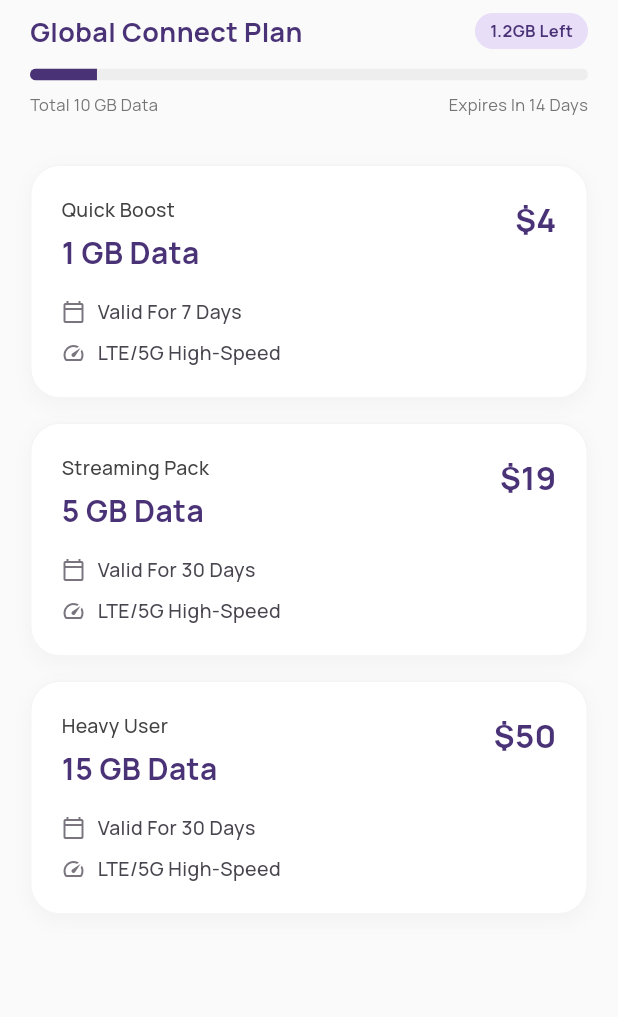
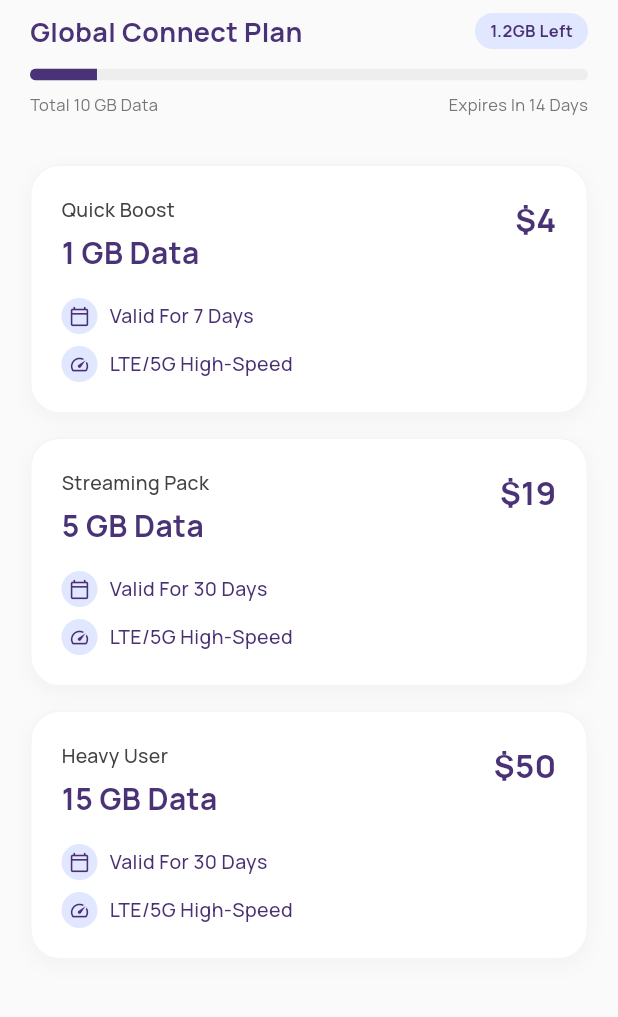
Before and after one commit to adkdeve/esim, a Flutter app: the TopUpView screen opened by its route, on a phone screen of 412 x 824 dp, the part 140-1157 px from its top. Run offline on Flutter 3.47's test engine with Material 3 defaults, Android fonts, the phone set to English and light mode, and no system bars; our stand-ins replace cached_network_image, connectivity_plus, firebase_auth, flutter_easyloading, flutter_screenutil, flutter_secure_storage and 4 more; missing offline and left inert: open_settings_plus; accounts and stored records are empty.

Commit message:
Updated Top Up View

```diff
--- a/lib/app/modules/main/top_up/views/top_up_view.dart
+++ b/lib/app/modules/main/top_up/views/top_up_view.dart
@@ -59,7 +59,7 @@ class TopUpView extends GetView<TopUpController> {
                     vertical: 4,
                   ),
                   decoration: BoxDecoration(
-                    color: const Color(0xFFE8DEF8), // Light Lavender
+                    color: const Color(0xFFE0E7FF), // Light Lavender
                     borderRadius: BorderRadius.circular(12),
                   ),
                   child: Obx(
@@ -68,7 +68,7 @@ class TopUpView extends GetView<TopUpController> {
                       style: const TextStyle(
                         fontSize: 11,
                         fontWeight: FontWeight.bold,
-                        color: deepPurple,
+                        color: Color(0xff483073),
                       ),
                     ),
                   ),
@@ -206,17 +206,22 @@ class TopUpView extends GetView<TopUpController> {
   Widget _buildFeatureRow(IconData icon, String text) {
     return Row(
       children: [
-        Icon(
-          icon,
-          size: 16,
-          color: const Color(0xFF79747E),
-        ), // Muted icon color
+        Container(
+          width: 24,
+          height: 24,
+          decoration: const BoxDecoration(
+            color: Color(0xFFE0E7FF),
+            shape: BoxShape.circle,
+          ),
+          alignment: Alignment.center,
+          child: Icon(icon, size: 14, color: const Color(0xFF483073)),
+        ),
         const SizedBox(width: 8),
         Text(
           text,
           style: const TextStyle(
             fontSize: 13,
-            color: Color(0xFF49454F),
+            color: Color(0xFF483073),
             fontWeight: FontWeight.w500,
           ),
         ),
```
